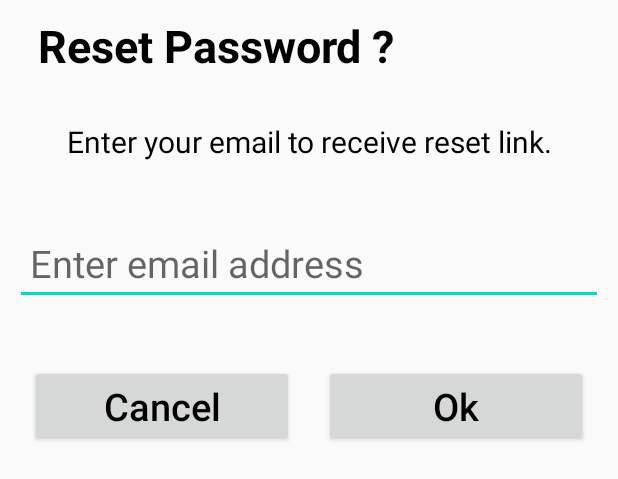
After one commit to Abdullah272056/SignUpAndSignInWithFirebase, an Android app: the layout reset_layout.xml on its own in the app's theme, with its tools: preview values and no code run, on a phone screen of 412 x 824 dp. The commit adds this screen. Shown: the top 479 px of the screen. Run offline under Robolectric (Android 15) with nearby library versions, the phone set to English and light mode, and no system bars.

Commit message:
create reset_layout.xml and design

```diff
--- a/app/src/main/java/com/example/signupandsigninwithfirebase/MainActivity.java
+++ b/app/src/main/java/com/example/signupandsigninwithfirebase/MainActivity.java
@@ -69,9 +69,11 @@ public class MainActivity extends AppCompatActivity implements View.OnClickListe
             case R.id.resetPasswordTextViewId:
                 final EditText resetMailEditText=new EditText(MainActivity.this);
                 final AlertDialog.Builder resetAlertDialog=new AlertDialog.Builder(MainActivity.this);
-                resetAlertDialog.setTitle("Reset Password?");
-                resetAlertDialog.setMessage("Enter your email to receive reset link");
-                resetAlertDialog.setView(resetMailEditText);
+                final AlertDialog alertDialog   = resetAlertDialog.create();
+                alertDialog.setTitle("Reset Password?");
+                alertDialog.setMessage("Enter your email to receive reset link");
+                alertDialog.setView(resetMailEditText);
+                alertDialog.setCancelable(false);
                 resetAlertDialog.setPositiveButton("yes", new DialogInterface.OnClickListener() {
                     @Override
                     public void onClick(DialogInterface dialog, int which) {
@@ -112,7 +114,7 @@ public class MainActivity extends AppCompatActivity implements View.OnClickListe
 
                     }
                 });
-                resetAlertDialog.show();
+                alertDialog.show();
                 break;
         }
     }
--- /dev/null
+++ b/app/src/main/res/layout/reset_layout.xml
@@ -0,0 +1,62 @@
+<?xml version="1.0" encoding="utf-8"?>
+<LinearLayout
+    android:padding="10dp"
+    xmlns:android="http://schemas.android.com/apk/res/android"
+    android:layout_width="match_parent"
+    android:orientation="vertical"
+    android:layout_height="match_parent">
+    <TextView
+        android:textColor="#000000"
+        android:textStyle="bold"
+        android:paddingLeft="15dp"
+        android:textSize="30sp"
+        android:text="Reset Password ?"
+        android:layout_width="match_parent"
+        android:layout_height="wrap_content"/>
+    <TextView
+        android:textColor="#000000"
+        android:textAlignment="center"
+        android:layout_marginTop="30dp"
+        android:textSize="20sp"
+        android:text="Enter your email to receive reset link."
+        android:layout_width="match_parent"
+        android:layout_height="wrap_content"/>
+
+    <EditText
+        android:layout_width="match_parent"
+        android:layout_height="wrap_content"
+        android:layout_marginTop="40dp"
+        android:hint="Enter email address"
+        android:paddingLeft="10dp"
+        android:textColor="#000000"
+        android:textSize="25sp" />
+
+    <LinearLayout
+        android:layout_marginTop="30dp"
+        android:orientation="horizontal"
+        android:weightSum="2"
+        android:layout_width="match_parent"
+        android:layout_height="wrap_content">
+        <Button
+            android:textColor="#000000"
+            android:padding="10dp"
+            android:layout_margin="10dp"
+            android:textAllCaps="false"
+            android:text="Cancel"
+            android:textSize="25sp"
+            android:layout_width="0dp"
+            android:layout_height="wrap_content"
+            android:layout_weight="1"/>
+        <Button
+            android:textColor="#000000"
+            android:padding="10dp"
+            android:layout_margin="10dp"
+            android:textAllCaps="false"
+            android:text="Ok"
+            android:textSize="25sp"
+            android:layout_width="0dp"
+            android:layout_height="wrap_content"
+            android:layout_weight="1"/>
+    </LinearLayout>
+
+</LinearLayout>
```
